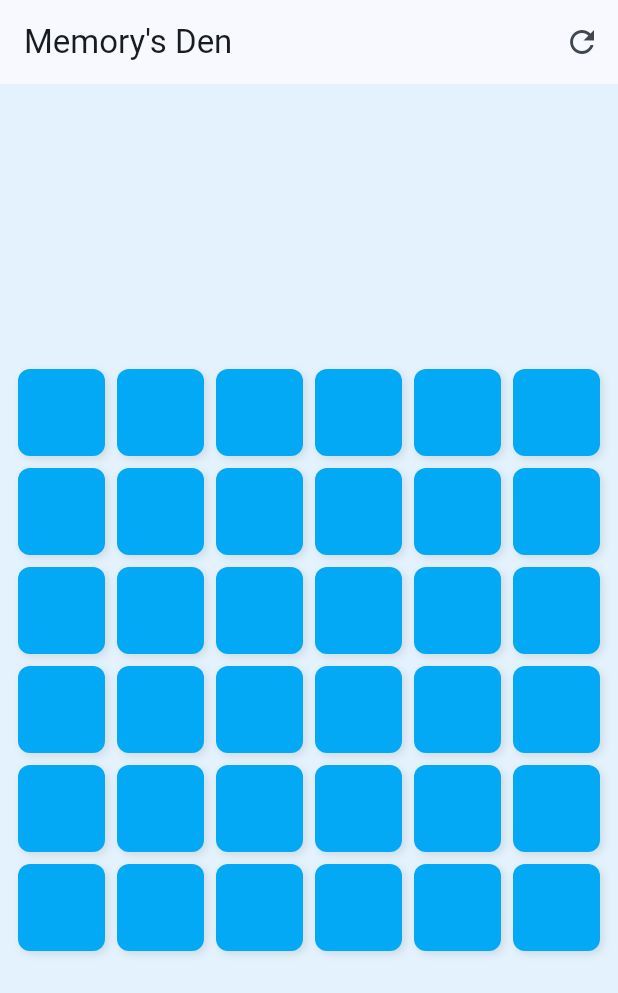
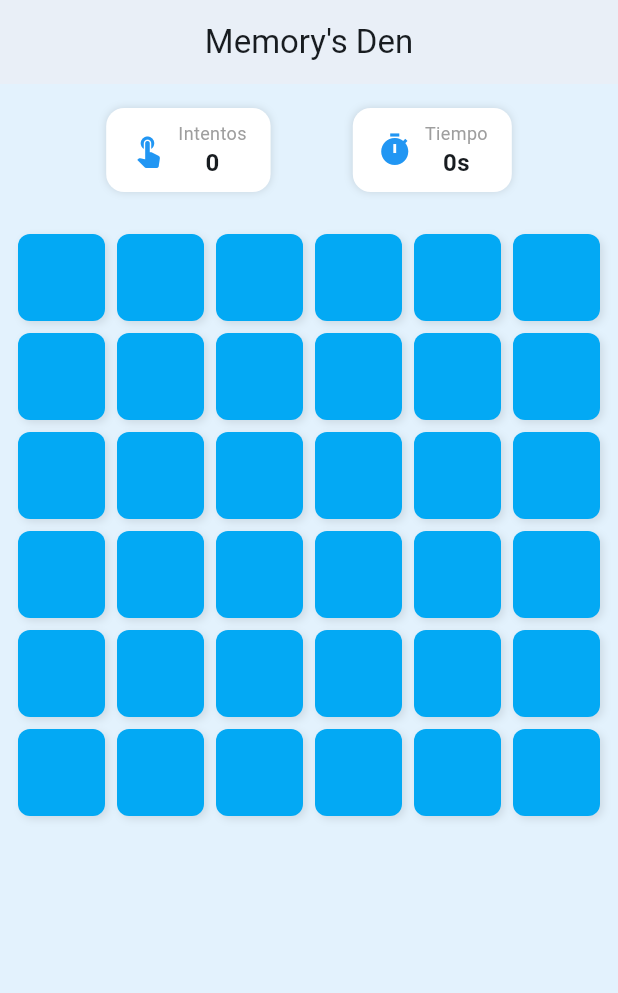
Before and after one commit to lovera2/Microproyecto-S-Info, a Flutter app: the screen it shows after launch, on a phone screen of 412 x 824 dp. Shown: the top 993 px of the screen. Run offline on Flutter 3.47's test engine with Material 3 defaults, Android fonts, the phone set to English and light mode, and no system bars.

Commit message:
Implementacion de sistema de intentos, temporizador para cada partidad y un sistema de victoria (entre otras modificaciones al codigo previo)
Luis aqui te dejo lo que discutimos por el grupo, falta nada mas que se realicen los cambios para un record, modificar la estetica y una pantalla de inicio.

```diff
--- a/lib/screens/game_screen.dart
+++ b/lib/screens/game_screen.dart
@@ -15,6 +15,13 @@ class _GameScreenState extends State<GameScreen> {
 // Variables para la lógica del juego
   List<int> flippedIndices = []; // Guarda cuáles cartas están boca arriba
   bool isProcessing = false;     // Bloquea la pantalla mientras espera
+
+  int attempts = 0;          // Contador de intentos
+  int matchedPairs = 0;      // Para saber cuándo llegamos a 18
+  int secondsElapsed = 0;    // El reloj
+  Timer? gameTimer;          // El motor del tiempo
+  bool gameStarted = false;  // Para que el tiempo no corra solo
+
   @override
   void initState() {
     super.initState();
@@ -38,9 +45,7 @@ class _GameScreenState extends State<GameScreen> {
 
     // 4. Creamos las 36 "tarjetas" usando el molde GameCard
     setState(() {
-      flippedIndices.clear();
-      isProcessing = false;
-
+      _resetStats();
       cards = List.generate(36, (index) {
         return GameCard(
           id: index,
@@ -52,108 +57,182 @@ class _GameScreenState extends State<GameScreen> {
     });
   }
 
-  @override
-  Widget build(BuildContext context) {
-    return Scaffold(
-      // Usamos el color celeste del tema
-      backgroundColor: Colors.blue.shade50,
-      appBar: AppBar(
-        title: const Text("Memory's Den"),
-        actions: [
-          // Botón para reiniciar (útil para pruebas)
-          IconButton(
-            icon: const Icon(Icons.refresh),
-            onPressed: _initializeGame,
-          ),
-        ],
-      ),
-
-      body: Center(
-        child: Padding(
-          padding: const EdgeInsets.all(12.0),
-          child: AspectRatio(
-            //Fuerza un tablero cuadrado
-            aspectRatio: 1,
-            child: GridView.builder(
-              // Bloqueamos el scroll porque va a caber perfecto
-              physics: const NeverScrollableScrollPhysics(),
-              gridDelegate: const SliverGridDelegateWithFixedCrossAxisCount(
-                crossAxisCount: 6, // 6 columnas
-                crossAxisSpacing: 8,
-                mainAxisSpacing: 8,
-                childAspectRatio: 1, //Cartas cuadradas
-              ),
-              itemCount: cards.length,
-              itemBuilder: (context, index) {
-                return _buildCardItem(index);
-              },
-            ),
-          ),
-        ),
-      ),
-    );
+  void _resetStats() {
+    gameTimer?.cancel();
+    attempts = 0;
+    secondsElapsed = 0;
+    matchedPairs = 0;
+    gameStarted = false;
+    flippedIndices.clear();
+    isProcessing = false;
   }
 
-void _onCardTap(int index) {
-    // Si está pensando, o la carta ya está volteada/emparejada, no hacemos nada
+  void startTimer() {
+    gameTimer = Timer.periodic(const Duration(seconds: 1), (timer) {
+      setState(() {
+        secondsElapsed++;
+      });
+    });
+  }
+
+  void _onCardTap(int index) {
     if (isProcessing || cards[index].isFlipped || cards[index].isMatched) return;
 
+    // Si es el primer click de la partida, arranca el cronómetro
+    if (!gameStarted) {
+      gameStarted = true;
+      startTimer();
+    }
+
     setState(() {
-      cards[index].isFlipped = true; // Volteamos la carta
-      flippedIndices.add(index);     // La anotamos
+      cards[index].isFlipped = true;
+      flippedIndices.add(index);
     });
 
-    // Si ya hay 2 cartas levantadas, verificamos
     if (flippedIndices.length == 2) {
-      isProcessing = true; // Bloqueamos la pantalla
+      setState(() => attempts++); // Sumamos un intento
+      isProcessing = true;
       _checkForMatch();
     }
   }
 
   void _checkForMatch() async {
-    // Esperamos 1 segundo
     await Future.delayed(const Duration(seconds: 1));
 
     int index1 = flippedIndices[0];
     int index2 = flippedIndices[1];
 
-    // Comparamos el contenido
     if (cards[index1].content == cards[index2].content) {
-      //SON PAREJA
       setState(() {
         cards[index1].isMatched = true;
         cards[index2].isMatched = true;
+        matchedPairs++;
       });
+
+      // SISTEMA DE VICTORIA (18 parejas para un 6x6)
+      if (matchedPairs == 18) {
+        gameTimer?.cancel(); // Detenemos el reloj
+        _showVictoryDialog();
+      }
     } else {
-      // FALLASTE (Las escondemos)
       setState(() {
         cards[index1].isFlipped = false;
         cards[index2].isFlipped = false;
       });
     }
 
-    // Limpiamos para el siguiente turno
     flippedIndices.clear();
     isProcessing = false;
   }
 
-  // Esta función dibuja cada cuadrito individual
+  // Aqui creamos la interfaz de usuario
+
+  void _showVictoryDialog() {
+    showDialog(
+      context: context,
+      barrierDismissible: false,
+      builder: (context) => AlertDialog(
+        title: const Text("¡Victoria! 🎉", textAlign: TextAlign.center),
+        content: Column(
+          mainAxisSize: MainAxisSize.min,
+          children: [
+            const Text("Has encontrado todas las parejas."),
+            const SizedBox(height: 10),
+            Text("Intentos: $attempts", style: const TextStyle(fontWeight: FontWeight.bold)),
+            Text("Tiempo: $secondsElapsed segundos", style: const TextStyle(fontWeight: FontWeight.bold)),
+          ],
+        ),
+        actions: [
+          ElevatedButton(
+            onPressed: () {
+              Navigator.pop(context);
+              _initializeGame();
+            },
+            child: const Text("Jugar de nuevo"),
+          ),
+        ],
+      ),
+    );
+  }
+
+  @override
+  Widget build(BuildContext context) {
+    return Scaffold(
+      backgroundColor: Colors.blue.shade50,
+      appBar: AppBar(
+        title: const Text("Memory's Den"),
+        centerTitle: true,
+        elevation: 2,
+      ),
+      body: Column(
+        children: [
+          // FILA DE ESTADÍSTICAS (Puntos 1 y 2 del plan)
+          Padding(
+            padding: const EdgeInsets.all(16.0),
+            child: Row(
+              mainAxisAlignment: MainAxisAlignment.spaceEvenly,
+              children: [
+                _buildStatBox("Intentos", attempts.toString(), Icons.touch_app),
+                _buildStatBox("Tiempo", "${secondsElapsed}s", Icons.timer),
+              ],
+            ),
+          ),
+          // TABLERO
+          Expanded(
+            child: Padding(
+              padding: const EdgeInsets.all(12.0),
+              child: AspectRatio(
+                aspectRatio: 1,
+                child: GridView.builder(
+                  physics: const NeverScrollableScrollPhysics(),
+                  gridDelegate: const SliverGridDelegateWithFixedCrossAxisCount(
+                    crossAxisCount: 6,
+                    crossAxisSpacing: 8,
+                    mainAxisSpacing: 8,
+                  ),
+                  itemCount: cards.length,
+                  itemBuilder: (context, index) => _buildCardItem(index),
+                ),
+              ),
+            ),
+          ),
+        ],
+      ),
+    );
+  }
+
+  Widget _buildStatBox(String label, String value, IconData icon) {
+    return Container(
+      padding: const EdgeInsets.symmetric(horizontal: 16, vertical: 8),
+      decoration: BoxDecoration(
+        color: Colors.white,
+        borderRadius: BorderRadius.circular(12),
+        boxShadow: [BoxShadow(color: Colors.black12, blurRadius: 4)],
+      ),
+      child: Row(
+        children: [
+          Icon(icon, color: Colors.blue),
+          const SizedBox(width: 8),
+          Column(
+            children: [
+              Text(label, style: const TextStyle(fontSize: 12, color: Colors.grey)),
+              Text(value, style: const TextStyle(fontSize: 16, fontWeight: FontWeight.bold)),
+            ],
+          ),
+        ],
+      ),
+    );
+  }
+
   Widget _buildCardItem(int index) {
     GameCard card = cards[index];
-
-    // PARTE 1: Decidimos el color con calma aquí arriba
-    Color cardColor;
-    if (card.isFlipped || card.isMatched) {
-      cardColor = Colors.white;
-    } else {
-      cardColor = Colors.lightBlue;
-    }
+    bool isVisible = card.isFlipped || card.isMatched;
 
     return GestureDetector(
       onTap: () => _onCardTap(index),
       child: Container(
         decoration: BoxDecoration(
-          color: cardColor, // PARTE 2: Aquí solo usamos el resultado
+          color: isVisible ? Colors.white : Colors.lightBlue,
           borderRadius: BorderRadius.circular(8),
           boxShadow: [
             BoxShadow(
@@ -164,8 +243,8 @@ void _onCardTap(int index) {
           ],
         ),
         child: Center(
-          child: (card.isFlipped || card.isMatched)
-              ? Text(card.content, style: const TextStyle(fontSize: 24))
+          child: isVisible
+              ? Text(card.content, style: const TextStyle(fontSize: 22))
               : const SizedBox(),
         ),
       ),
```
